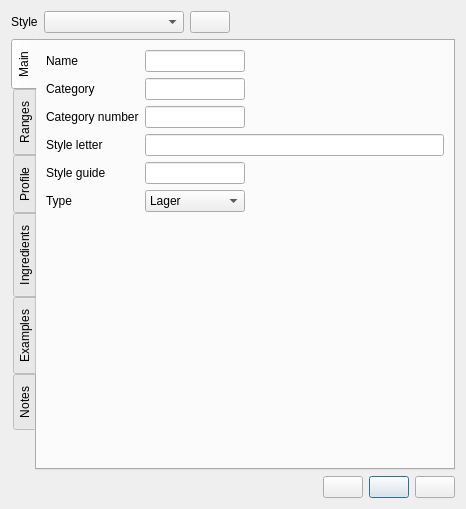
The window that ui/styleEditor.ui (Brewken/brewken) describes before a commit, drawn with Qt 5.
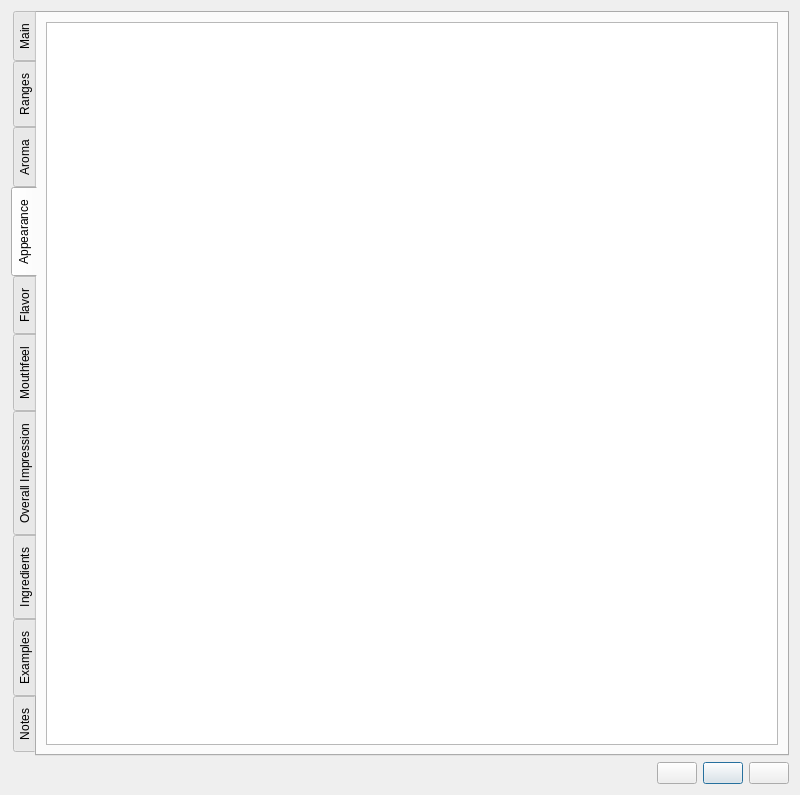
The same window after the commit. The open tabs and pages were chosen to show the change. Icons and pictures are not drawn. Custom widgets are drawn as their Qt base class.

Commit message: Bug fixes, tidy up, add new Style fields to style editor

The edit to the form file:
```diff
--- a/ui/styleEditor.ui
+++ b/ui/styleEditor.ui
@@ -6,91 +6,31 @@
    <rect>
     <x>0</x>
     <y>0</y>
-    <width>466</width>
-    <height>509</height>
+    <width>800</width>
+    <height>450</height>
    </rect>
   </property>
-  <property name="sizePolicy">
-   <sizepolicy hsizetype="Preferred" vsizetype="Minimum">
-    <horstretch>0</horstretch>
-    <verstretch>0</verstretch>
-   </sizepolicy>
-  </property>
   <property name="windowTitle">
    <string>Style Editor</string>
   </property>
   <layout class="QVBoxLayout" name="verticalLayout">
    <item>
-    <layout class="QHBoxLayout" name="horizontalLayout_styles">
-     <item>
-      <widget class="QLabel" name="label">
-       <property name="text">
-        <string>Style</string>
-       </property>
-      </widget>
-     </item>
-     <item>
-      <widget class="QComboBox" name="styleComboBox">
-       <property name="minimumSize">
-        <size>
-         <width>140</width>
-         <height>0</height>
-        </size>
-       </property>
-       <property name="sizeAdjustPolicy">
-        <enum>QComboBox::AdjustToContents</enum>
-       </property>
-      </widget>
-     </item>
-     <item>
-      <widget class="QPushButton" name="pushButton_remove">
-       <property name="toolTip">
-        <string>Delete selected style</string>
-       </property>
-       <property name="text">
-        <string/>
-       </property>
-       <property name="icon">
-        <iconset resource="../brewken.qrc">
-         <normaloff>:/images/smallMinus.svg</normaloff>:/images/smallMinus.svg</iconset>
-       </property>
-       <property name="autoDefault">
-        <bool>false</bool>
-       </property>
-      </widget>
-     </item>
-     <item>
-      <spacer name="horizontalSpacer">
-       <property name="orientation">
-        <enum>Qt::Horizontal</enum>
-       </property>
-       <property name="sizeHint" stdset="0">
-        <size>
-         <width>40</width>
-         <height>20</height>
-        </size>
-       </property>
-      </spacer>
-     </item>
-    </layout>
-   </item>
-   <item>
-    <widget class="QTabWidget" name="tabWidget_profile">
-     <property name="sizePolicy">
-      <sizepolicy hsizetype="Expanding" vsizetype="MinimumExpanding">
-       <horstretch>0</horstretch>
-       <verstretch>0</verstretch>
-      </sizepolicy>
-     </property>
+    <widget class="QTabWidget" name="tabWidget_editor">
      <property name="tabPosition">
       <enum>QTabWidget::West</enum>
      </property>
+     <property name="tabShape">
+      <enum>QTabWidget::Rounded</enum>
+     </property>
      <property name="currentIndex">
       <number>0</number>
      </property>
      <property name="usesScrollButtons">
       <bool>false</bool>
      </property>
+     <property name="movable">
+      <bool>true</bool>
+     </property>
      <widget class="QWidget" name="tab_main">
       <attribute name="title">
        <string>Main</string>
@@ -98,12 +38,6 @@
       <layout class="QGridLayout" name="gridLayout">
        <item row="2" column="0">
         <widget class="QLabel" name="label_category">
-         <property name="sizePolicy">
-          <sizepolicy hsizetype="Expanding" vsizetype="Preferred">
-           <horstretch>0</horstretch>
-           <verstretch>0</verstretch>
-          </sizepolicy>
-         </property>
          <property name="toolTip">
           <string>Required</string>
          </property>
@@ -115,178 +49,13 @@
          </property>
         </widget>
        </item>
-       <item row="5" column="3">
-        <widget class="SmartLineEdit" name="lineEdit_styleLetter">
-         <property name="toolTip">
-          <string>Style letter</string>
-         </property>
-        </widget>
-       </item>
-       <item row="6" column="3">
-        <widget class="SmartLineEdit" name="lineEdit_styleGuide">
-         <property name="sizePolicy">
-          <sizepolicy hsizetype="Fixed" vsizetype="Fixed">
-           <horstretch>100</horstretch>
-           <verstretch>0</verstretch>
-          </sizepolicy>
-         </property>
-         <property name="minimumSize">
-          <size>
-           <width>100</width>
-           <height>0</height>
-          </size>
-         </property>
-         <property name="maximumSize">
-          <size>
-           <width>100</width>
-           <height>16777215</height>
-          </size>
-         </property>
-         <property name="toolTip">
-          <string>Style guide</string>
-         </property>
-        </widget>
-       </item>
-       <item row="4" column="3">
-        <widget class="SmartLineEdit" name="lineEdit_categoryNumber">
-         <property name="sizePolicy">
-          <sizepolicy hsizetype="Fixed" vsizetype="Fixed">
-           <horstretch>100</horstretch>
-           <verstretch>0</verstretch>
-          </sizepolicy>
-         </property>
-         <property name="minimumSize">
-          <size>
-           <width>100</width>
-           <height>0</height>
-          </size>
-         </property>
-         <property name="maximumSize">
-          <size>
-           <width>100</width>
-           <height>16777215</height>
-          </size>
-         </property>
-         <property name="toolTip">
-          <string>Category number</string>
-         </property>
-        </widget>
-       </item>
        <item row="2" column="3">
         <widget class="SmartLineEdit" name="lineEdit_category">
-         <property name="sizePolicy">
-          <sizepolicy hsizetype="Fixed" vsizetype="Fixed">
-           <horstretch>100</horstretch>
-           <verstretch>0</verstretch>
-          </sizepolicy>
-         </property>
-         <property name="minimumSize">
-          <size>
-           <width>100</width>
-           <height>0</height>
-          </size>
-         </property>
-         <property name="maximumSize">
-          <size>
-           <width>100</width>
-           <height>16777215</height>
-          </size>
-         </property>
          <property name="toolTip">
           <string>Category</string>
          </property>
         </widget>
        </item>
-       <item row="7" column="0">
-        <widget class="QLabel" name="label_type">
-         <property name="sizePolicy">
-          <sizepolicy hsizetype="Expanding" vsizetype="Preferred">
-           <horstretch>0</horstretch>
-           <verstretch>0</verstretch>
-          </sizepolicy>
-         </property>
-         <property name="toolTip">
-          <string>Required</string>
-         </property>
-         <property name="text">
-          <string>Type</string>
-         </property>
-        </widget>
-       </item>
-       <item row="7" column="3">
-        <widget class="BtComboBox" name="comboBox_type">
-         <property name="sizePolicy">
-          <sizepolicy hsizetype="Fixed" vsizetype="Fixed">
-           <horstretch>100</horstretch>
-           <verstretch>0</verstretch>
-          </sizepolicy>
-         </property>
-         <property name="minimumSize">
-          <size>
-           <width>100</width>
-           <height>0</height>
-          </size>
-         </property>
-         <property name="maximumSize">
-          <size>
-           <width>100</width>
-           <height>16777215</height>
-          </size>
-         </property>
-         <property name="toolTip">
-          <string>Type of beverage</string>
-         </property>
-         <item>
-          <property name="text">
-           <string>Lager</string>
-          </property>
-         </item>
-         <item>
-          <property name="text">
-           <string>Ale</string>
-          </property>
-         </item>
-         <item>
-          <property name="text">
-           <string>Mead</string>
-          </property>
-         </item>
-         <item>
-          <property name="text">
-           <string>Wheat</string>
-          </property>
-         </item>
-         <item>
-          <property name="text">
-           <string>Mixed</string>
-          </property>
-         </item>
-         <item>
-          <property name="text">
-           <string>Cider</string>
-          </property>
-         </item>
-        </widget>
-       </item>
-       <item row="0" column="0">
-        <widget class="QLabel" name="label_name">
-         <property name="sizePolicy">
-          <sizepolicy hsizetype="Expanding" vsizetype="Preferred">
-           <horstretch>0</horstretch>
-           <verstretch>0</verstretch>
-          </sizepolicy>
-         </property>
-         <property name="toolTip">
-          <string>Required</string>
-         </property>
-         <property name="text">
-          <string>Name</string>
-         </property>
-         <property name="buddy">
-          <cstring>lineEdit_name</cstring>
-         </property>
-        </widget>
-       </item>
        <item row="4" column="0" colspan="3">
         <widget class="QLabel" name="label_categoryNumber">
          <property name="sizePolicy">
@@ -325,26 +94,8 @@
          </property>
         </widget>
        </item>
-       <item row="0" column="3">
-        <widget class="SmartLineEdit" name="lineEdit_name">
-         <property name="sizePolicy">
-          <sizepolicy hsizetype="Fixed" vsizetype="Fixed">
-           <horstretch>100</horstretch>
-           <verstretch>0</verstretch>
-          </sizepolicy>
-         </property>
-         <property name="minimumSize">
-          <size>
-           <width>100</width>
-           <height>0</height>
-          </size>
-         </property>
-         <property name="maximumSize">
-          <size>
-           <width>100</width>
-           <height>16777215</height>
-          </size>
-         </property>
+       <item row="5" column="3">
+        <widget class="SmartLineEdit" name="lineEdit_styleLetter">
          <property name="toolTip">
           <string>Name</string>
          </property>
@@ -661,9 +412,10 @@
        </item>
       </layout>
      </widget>
-     <widget class="QWidget" name="tab">
+
+     <widget class="QWidget" name="tab_aroma">
       <attribute name="title">
-       <string>Profile</string>
+       <string>Aroma</string>
       </attribute>
       <layout class="QVBoxLayout" name="verticalLayout_9">
        <item>
@@ -684,7 +436,56 @@
        </item>
       </layout>
      </widget>
-     <widget class="QWidget" name="tab_2">
+
+     <widget class="QWidget" name="tab_appearance">
+      <attribute name="title">
+       <string>Appearance</string>
+      </attribute>
+      <layout class="QVBoxLayout" name="verticalLayout_appearance">
+       <item>
+        <widget class="QTextEdit" name="textEdit_appearance">
+        </widget>
+       </item>
+      </layout>
+     </widget>
+
+     <widget class="QWidget" name="tab_flavor">
+      <attribute name="title">
+       <string>Flavor</string>
+      </attribute>
+      <layout class="QVBoxLayout" name="verticalLayout_flavor">
+       <item>
+        <widget class="QTextEdit" name="textEdit_flavor">
+        </widget>
+       </item>
+      </layout>
+     </widget>
+
+     <widget class="QWidget" name="tab_mouthfeel">
+      <attribute name="title">
+       <string>Mouthfeel</string>
+      </attribute>
+      <layout class="QVBoxLayout" name="verticalLayout_mouthfeel">
+       <item>
+        <widget class="QTextEdit" name="textEdit_mouthfeel">
+        </widget>
+       </item>
+      </layout>
+     </widget>
+
+     <widget class="QWidget" name="tab_overallImpression">
+      <attribute name="title">
+       <string>Overall Impression</string>
+      </attribute>
+      <layout class="QVBoxLayout" name="verticalLayout_overallImpression">
+       <item>
+        <widget class="QTextEdit" name="textEdit_overallImpression">
+        </widget>
+       </item>
+      </layout>
+     </widget>
+
+     <widget class="QWidget" name="tab_ingredients">
       <attribute name="title">
        <string>Ingredients</string>
       </attribute>
@@ -701,7 +502,7 @@
        </item>
       </layout>
      </widget>
-     <widget class="QWidget" name="tab_3">
+     <widget class="QWidget" name="tab_examples">
       <attribute name="title">
        <string>Examples</string>
       </attribute>
@@ -718,7 +519,7 @@
        </item>
       </layout>
      </widget>
-     <widget class="QWidget" name="tab_4">
+     <widget class="QWidget" name="tab_notes">
       <attribute name="title">
        <string>Notes</string>
       </attribute>
```
Left out of the diff: 342 changed lines with no effect on the pictures. The commit also changes 40 other files.
